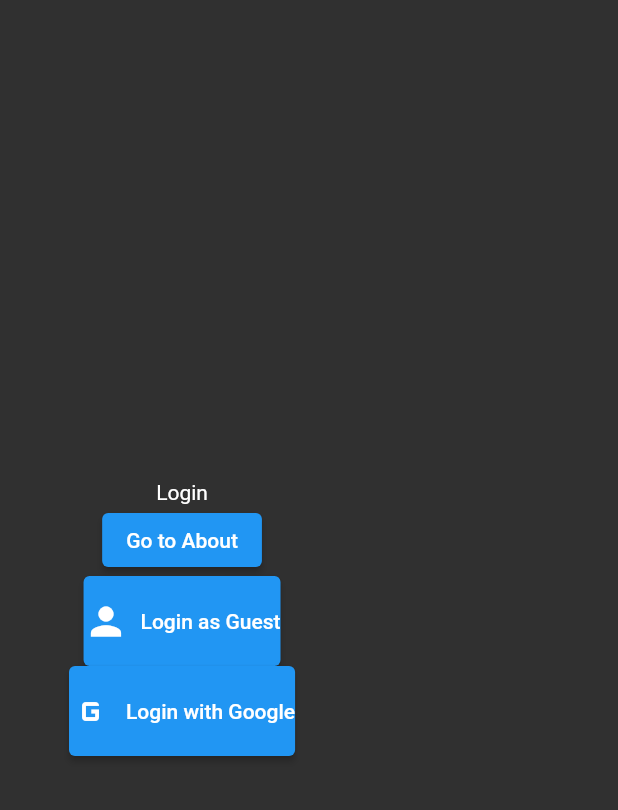
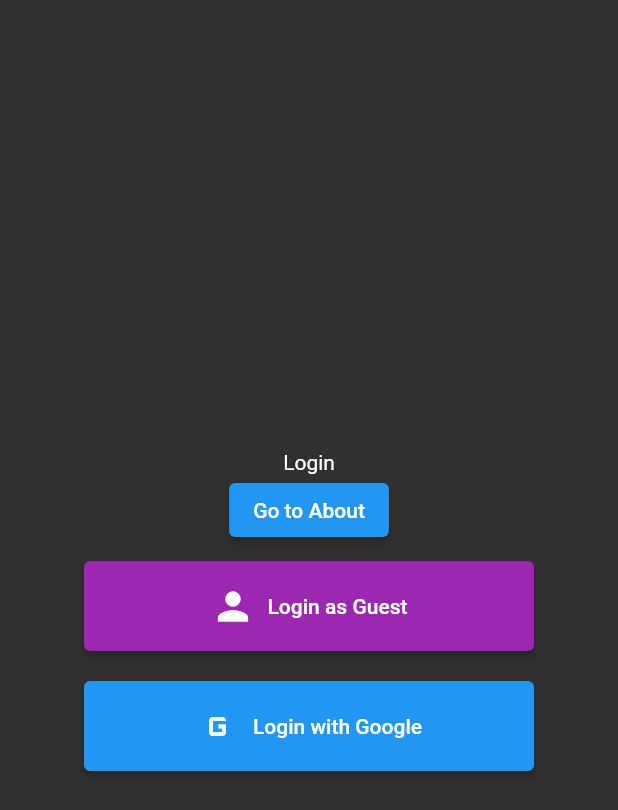
Before and after one commit to notshriram/clonetalk, a Flutter app: the screen it shows after launch, on a phone screen of 412 x 824 dp. Shown: the top 810 px of the screen. Run offline on Flutter 3.47's test engine with Material 2 defaults, Android fonts, the phone set to English and light mode, and no system bars; our stand-ins replace firebase_auth, firebase_core, firebase_storage, google_sign_in, permission_handler; missing offline and left inert: audio_session, flutter_sound, flutter_sound_platform_interface; accounts and stored records are empty.

Commit message:
Fixed Button Sizes

```diff
--- a/lib/home/home_widget.dart
+++ b/lib/home/home_widget.dart
@@ -16,7 +16,7 @@ class HomeWidget extends StatelessWidget {
         onPressed: () {
           Navigator.pushNamed(context, '/about');
         },
-        child: const Icon(Icons.arrow_forward),
+        child: const Icon(Icons.plus_one),
       ),
       bottomNavigationBar: const BottomNavBar(),
     );
--- a/lib/login/login.dart
+++ b/lib/login/login.dart
@@ -10,6 +10,7 @@ class LoginScreen extends StatelessWidget {
     return Scaffold(
         body: Container(
       padding: const EdgeInsets.all(16),
+      child: Center(
         child: Column(
           mainAxisAlignment: MainAxisAlignment.center,
           children: [
@@ -20,20 +21,20 @@ class LoginScreen extends StatelessWidget {
               },
               child: const Text('Go to About'),
             ),
-          Flexible(
-            child: LoginButton(
+            LoginButton(
               icon: Icons.person,
               text: 'Login as Guest',
-              color: Colors.blue,
+              color: Colors.purple,
               loginMethod: AuthService().anonLogin,
-            ),
             ),
             LoginButton(
                 color: Colors.blue,
                 text: 'Login with Google',
                 loginMethod: AuthService().googleLogin,
                 icon: Icons.g_mobiledata)
+            //set padding
           ],
+        ),
       ),
     ));
   }
--- a/lib/login/login_button.dart
+++ b/lib/login/login_button.dart
@@ -17,13 +17,15 @@ class LoginButton extends StatelessWidget {
   @override
   Widget build(BuildContext context) {
     return Container(
-        margin: const EdgeInsets.symmetric(horizontal: 30),
+        margin: const EdgeInsets.symmetric(horizontal: 40),
+        padding: const EdgeInsets.symmetric(vertical: 10),
         child: ElevatedButton.icon(
           icon: Icon(icon, color: Colors.white, size: 30),
           label: Text(text, style: const TextStyle(color: Colors.white)),
           style: TextButton.styleFrom(
+            minimumSize: Size.fromHeight(30),
             backgroundColor: color,
-            padding: const EdgeInsets.symmetric(vertical: 15),
+            padding: const EdgeInsets.all(15),
           ),
           onPressed: () => loginMethod(),
         ));
--- a/lib/shared/bottom_nav.dart
+++ b/lib/shared/bottom_nav.dart
@@ -10,12 +10,12 @@ class BottomNavBar extends StatelessWidget {
       items: const <BottomNavigationBarItem>[
         BottomNavigationBarItem(icon: Icon(Icons.home), label: "Home"),
         BottomNavigationBarItem(
+          icon: Icon(Icons.info),
+          label: "About",
+        ),
+        BottomNavigationBarItem(
           icon: Icon(Icons.person),
           label: "Profile",
-        ),
-        BottomNavigationBarItem(
-          icon: Icon(Icons.info),
-          label: "About",
         ),
       ],
       onTap: (int index) {
@@ -25,10 +25,10 @@ class BottomNavBar extends StatelessWidget {
             Navigator.pushNamed(context, '/');
             break;
           case 1:
-            Navigator.pushNamed(context, '/profile');
+            Navigator.pushNamed(context, '/about');
             break;
           case 2:
-            Navigator.pushNamed(context, '/about');
+            Navigator.pushNamed(context, '/profile');
             break;
         }
       },
```
Lines whose indentation alone changed are shown as unchanged.
